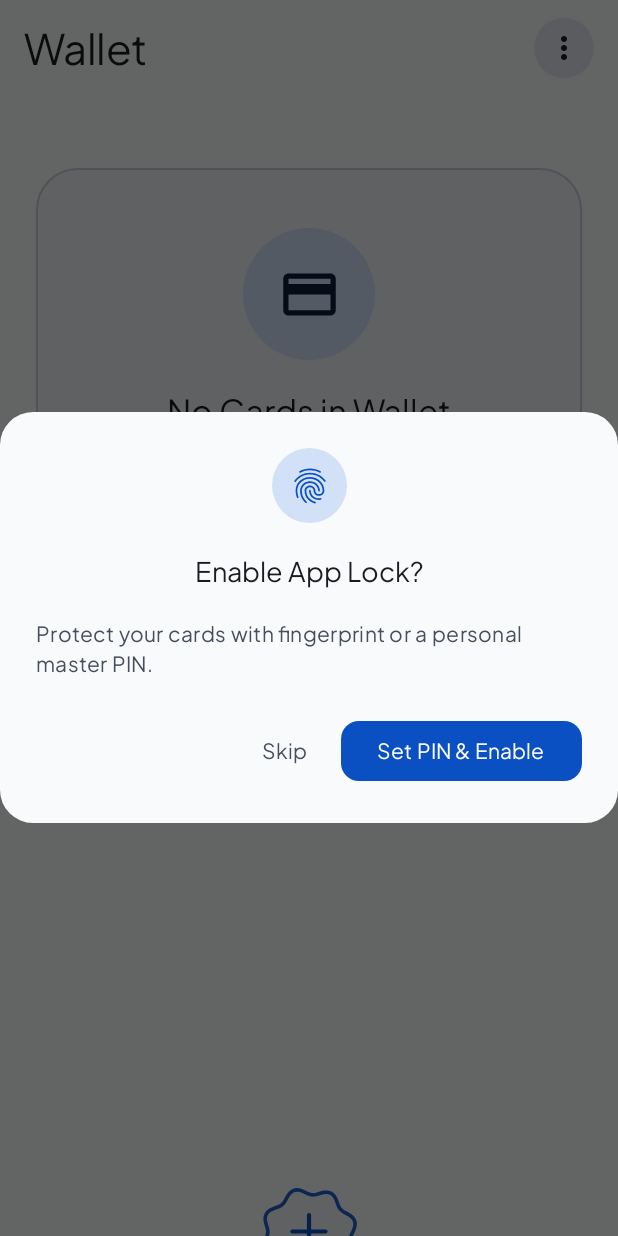
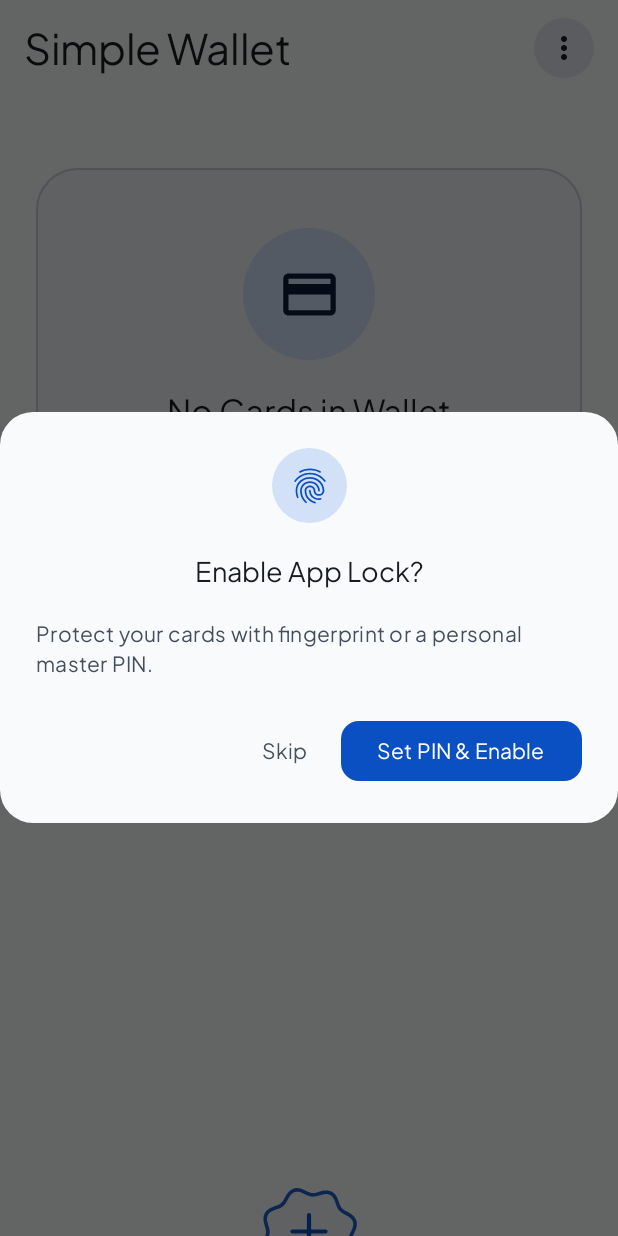
Before and after one commit to imarinzone/Simple-wallet, an Android app built with Jetpack Compose: the screen it shows after launch (MainActivity), on a phone screen of 412 x 824 dp. Run offline under Robolectric (Android 15) with nearby library versions, the phone set to English and light mode, and no system bars; our stand-ins replace Room's generated code.

Commit message:
chore: rebrand app to Simple Wallet
Update build configuration, signing workflows, theme naming, and UI string references to reflect the "Simple Wallet" brand identity. Also, improve the CI build script to prevent unintentional keystore regeneration.

```diff
--- a/app/src/main/AndroidManifest.xml
+++ b/app/src/main/AndroidManifest.xml
@@ -19,13 +19,13 @@
         android:label="@string/app_name"
         android:roundIcon="@mipmap/ic_launcher_round"
         android:supportsRtl="true"
-        android:theme="@style/Theme.MyApplication">
+        android:theme="@style/Theme.SimpleWallet">
         <activity
             android:name=".MainActivity"
             android:exported="true"
             android:launchMode="singleTop"
             android:label="@string/app_name"
-            android:theme="@style/Theme.MyApplication">
+            android:theme="@style/Theme.SimpleWallet">
             <intent-filter>
                 <action android:name="android.intent.action.MAIN" />
                 <category android:name="android.intent.category.LAUNCHER" />
--- a/app/src/main/java/com/example/MainActivity.kt
+++ b/app/src/main/java/com/example/MainActivity.kt
@@ -75,7 +75,7 @@ import com.example.ui.screens.ScanCardScreen
 import com.example.ui.screens.SettingsScreen
 import com.example.ui.screens.SyncBackupScreen
 import com.example.ui.screens.ThemeMode
-import com.example.ui.theme.VaultFolioTheme
+import com.example.ui.theme.SimpleWalletTheme
 
 
 class MainActivity : FragmentActivity() {
@@ -99,7 +99,7 @@ class MainActivity : FragmentActivity() {
                 ThemeMode.SYSTEM -> isSystemInDarkTheme()
             }
 
-            VaultFolioTheme(
+            SimpleWalletTheme(
                 darkTheme = isDarkTheme,
                 accentColor = pixelAccent
             ) {
@@ -211,7 +211,7 @@ fun MainAppContent(
                 onTriggerSystemBiometric = {
                     BiometricAuthManager.promptBiometric(
                         activity = activity,
-                        title = "Unlock VaultFolio",
+                        title = "Unlock Simple Wallet",
                         subtitle = "Verify fingerprint or device credentials to view your cards",
                         onSuccess = {
                             haptics?.success()
--- a/app/src/main/java/com/example/data/AppUpdateService.kt
+++ b/app/src/main/java/com/example/data/AppUpdateService.kt
@@ -36,8 +36,8 @@ object AppUpdateService {
     const val GITHUB_RELEASES_PAGE_URL = "https://github.com/imarinzone/Simple-wallet/releases"
     private const val GITHUB_API_LATEST_RELEASE_URL = "https://api.github.com/repos/imarinzone/Simple-wallet/releases/latest"
 
-    const val DEFAULT_VERSION_NAME = "1.1.0"
-    const val DEFAULT_VERSION_CODE = 1_010_000
+    const val DEFAULT_VERSION_NAME = "1.2.0"
+    const val DEFAULT_VERSION_CODE = 1_020_000
 
     val CURRENT_VERSION_NAME: String
         get() = try {
@@ -199,7 +199,7 @@ object AppUpdateService {
             .split(".", "-", "_")
             .mapNotNull { it.toIntOrNull() }
         val major = parts.getOrElse(0) { 1 }.coerceAtLeast(1)
-        val minor = parts.getOrElse(1) { 1 }.coerceIn(0, 99)
+        val minor = parts.getOrElse(1) { 2 }.coerceIn(0, 99)
         val patch = parts.getOrElse(2) { 0 }.coerceIn(0, 9999)
         return major * 1_000_000 + minor * 10_000 + patch
     }
@@ -234,7 +234,7 @@ object AppUpdateService {
             lines.take(6)
         } else {
             listOf(
-                "Simple-wallet release $tagName",
+                "Simple Wallet release $tagName",
                 "Bug fixes, performance improvements, and stability enhancements",
                 "Full changelog available at $GITHUB_RELEASES_PAGE_URL"
             )
--- a/app/src/main/java/com/example/security/BiometricAuthManager.kt
+++ b/app/src/main/java/com/example/security/BiometricAuthManager.kt
@@ -26,7 +26,7 @@ object BiometricAuthManager {
 
     fun promptBiometric(
         activity: FragmentActivity,
-        title: String = "Unlock VaultFolio",
+        title: String = "Unlock Simple Wallet",
         subtitle: String = "Use fingerprint, face, or lock screen credentials to access your cards",
         onSuccess: () -> Unit,
         onError: (String) -> Unit
--- a/app/src/main/java/com/example/ui/components/BiometricLockOverlay.kt
+++ b/app/src/main/java/com/example/ui/components/BiometricLockOverlay.kt
@@ -179,7 +179,7 @@ fun BiometricLockOverlay(
                 Spacer(modifier = Modifier.height(24.dp))
 
                 Text(
-                    text = "VaultFolio Locked",
+                    text = "Simple Wallet Locked",
                     color = MaterialTheme.colorScheme.onBackground,
                     style = MaterialTheme.typography.headlineSmall
                 )
--- a/app/src/main/java/com/example/ui/components/RealisticLeatherWallet.kt
+++ b/app/src/main/java/com/example/ui/components/RealisticLeatherWallet.kt
@@ -341,7 +341,7 @@ private fun ClosedWalletView(
                 // Bottom Branding & Card Counter
                 Column(horizontalAlignment = Alignment.CenterHorizontally) {
                     Text(
-                        text = "VAULTFOLIO",
+                        text = "SIMPLE WALLET",
                         color = leatherFinish.hardwareColor,
                         fontSize = 20.sp,
                         fontWeight = FontWeight.Black,
--- a/app/src/main/java/com/example/ui/screens/SettingsScreen.kt
+++ b/app/src/main/java/com/example/ui/screens/SettingsScreen.kt
@@ -542,7 +542,7 @@ fun SettingsScreen(
                             )
                             Spacer(modifier = Modifier.height(2.dp))
                             Text(
-                                text = "Current version: v${AppUpdateService.CURRENT_VERSION_NAME}",
+                                text = "Current version: v${AppUpdateService.CURRENT_VERSION_NAME} (code ${AppUpdateService.CURRENT_VERSION_CODE})",
                                 style = MaterialTheme.typography.bodySmall,
                                 color = MaterialTheme.colorScheme.onSurfaceVariant
                             )
--- a/app/src/main/java/com/example/ui/screens/SyncBackupScreen.kt
+++ b/app/src/main/java/com/example/ui/screens/SyncBackupScreen.kt
@@ -301,7 +301,7 @@ fun SyncBackupScreen(
                         value = importInputText,
                         onValueChange = { importInputText = it },
                         label = { Text("Backup Payload") },
-                        placeholder = { Text("Paste encrypted VaultFolio JSON code here") },
+                        placeholder = { Text("Paste encrypted Simple Wallet JSON code here") },
                         modifier = Modifier
                             .fillMaxWidth()
                             .height(110.dp),
--- a/app/src/main/java/com/example/ui/screens/WalletHomeScreen.kt
+++ b/app/src/main/java/com/example/ui/screens/WalletHomeScreen.kt
@@ -373,7 +373,7 @@ fun WalletHomeScreen(
                         horizontalArrangement = Arrangement.spacedBy(10.dp)
                     ) {
                         Text(
-                            text = "Wallet",
+                            text = "Simple Wallet",
                             style = MaterialTheme.typography.headlineMedium,
                             color = MaterialTheme.colorScheme.onBackground
                         )
--- a/app/src/main/java/com/example/ui/theme/Theme.kt
+++ b/app/src/main/java/com/example/ui/theme/Theme.kt
@@ -25,7 +25,7 @@ enum class PixelAccentColor(val label: String, val hex: String, val isDynamic: B
     ROSE("Blossom Rose", "#F472B6")
 }
 
-val VaultFolioShapes = Shapes(
+val SimpleWalletShapes = Shapes(
     extraSmall = RoundedCornerShape(8.dp),
     small = RoundedCornerShape(12.dp),
     medium = RoundedCornerShape(16.dp),
@@ -161,7 +161,7 @@ fun getPixelColorScheme(darkTheme: Boolean, accent: PixelAccentColor): ColorSche
 }
 
 @Composable
-fun VaultFolioTheme(
+fun SimpleWalletTheme(
     darkTheme: Boolean = isSystemInDarkTheme(),
     accentColor: PixelAccentColor = PixelAccentColor.BLUE,
     content: @Composable () -> Unit
@@ -177,7 +177,7 @@ fun VaultFolioTheme(
     MaterialTheme(
         colorScheme = colorScheme,
         typography = Typography,
-        shapes = VaultFolioShapes,
+        shapes = SimpleWalletShapes,
         content = content
     )
 }
--- a/app/src/main/res/values/strings.xml
+++ b/app/src/main/res/values/strings.xml
@@ -1,3 +1,3 @@
 <resources>
-    <string name="app_name">VaultFolio</string>
+    <string name="app_name">Simple Wallet</string>
 </resources>
--- a/app/src/main/res/values/themes.xml
+++ b/app/src/main/res/values/themes.xml
@@ -1,5 +1,5 @@
 <?xml version="1.0" encoding="utf-8"?>
 <resources>
 
-    <style name="Theme.MyApplication" parent="android:Theme.DeviceDefault.NoActionBar" />
+    <style name="Theme.SimpleWallet" parent="android:Theme.DeviceDefault.NoActionBar" />
 </resources>
--- a/settings.gradle.kts
+++ b/settings.gradle.kts
@@ -22,7 +22,7 @@ dependencyResolutionManagement {
   }
 }
 
-rootProject.name = "VaultFolio"
+rootProject.name = "Simple Wallet"
 
 
 include(":app")
```
Also changed, not shown: app/build.gradle.kts (+5 -5 lines), app/src/main/java/com/example/data/WalletRepository.kt (+6 -6 lines), 4 other files.
